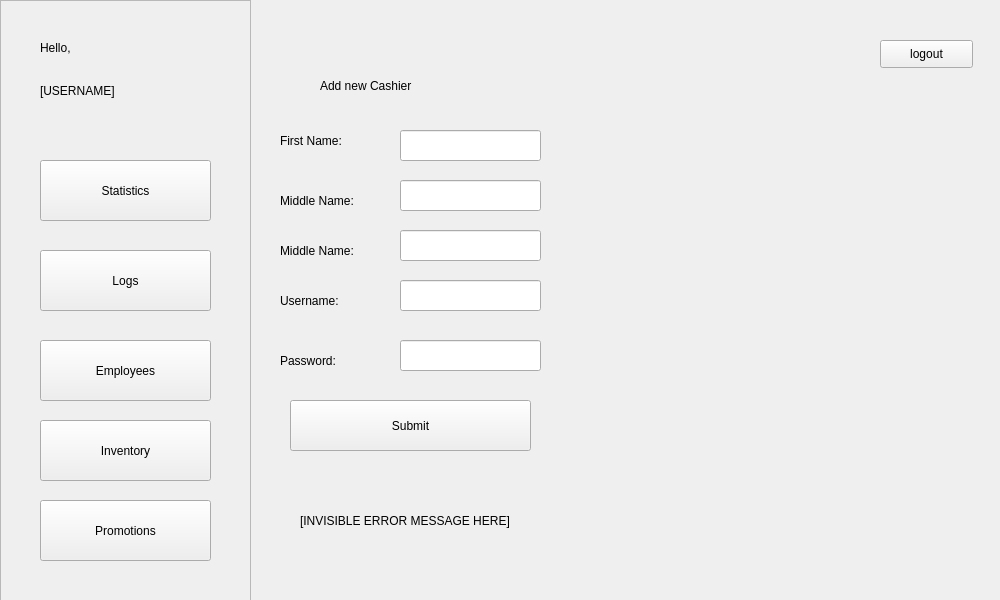
The window that POS/UI/AddEmployee.ui (ReiZedlav/CSCC-21.1-Software-Engineering-1) describes before a commit, drawn with Qt 5.
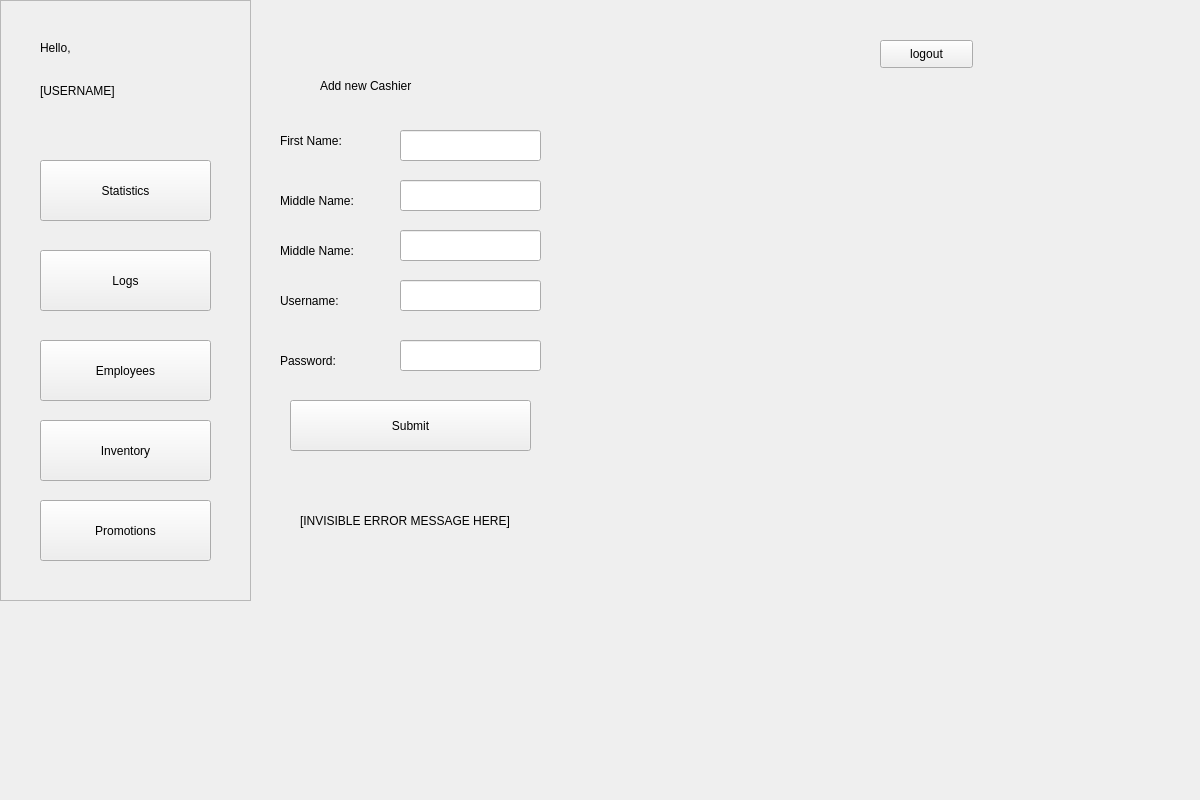
The same window after the commit.

The edit to the form file:
```diff
--- a/POS/UI/AddEmployee.ui
+++ b/POS/UI/AddEmployee.ui
@@ -6,8 +6,8 @@
    <rect>
     <x>0</x>
     <y>0</y>
-    <width>1000</width>
-    <height>600</height>
+    <width>1200</width>
+    <height>800</height>
    </rect>
   </property>
   <property name="windowTitle">
```
Left out of the diff: 2 changed lines with no effect on the pictures.
